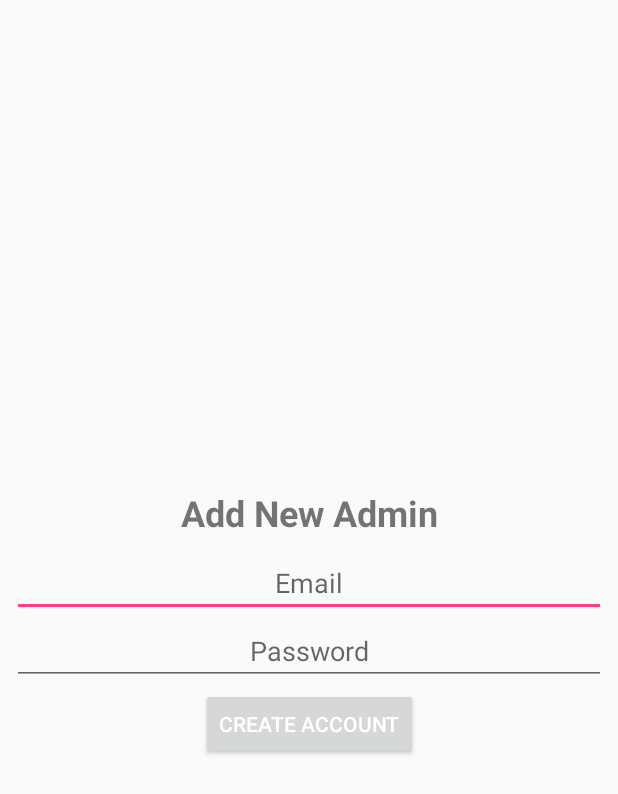
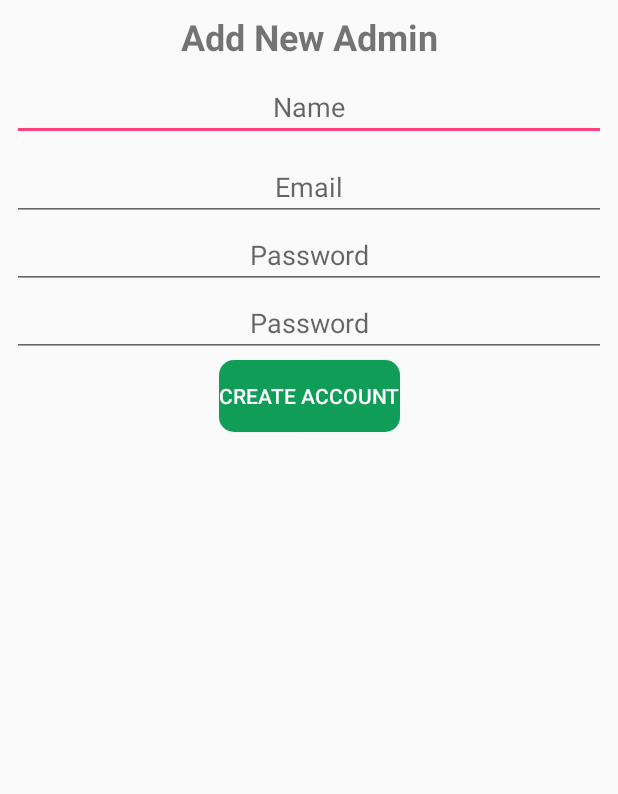
Before and after one commit to imhashir/tick-it-admin, an Android app: the layout fragment_add_admin.xml on its own in the app's theme, with its tools: preview values and no code run, on a phone screen of 412 x 824 dp. Shown: the top 794 px of the screen. Run offline under Robolectric (Android 15) with nearby library versions, the phone set to English and light mode, and no system bars.

Commit message:
[Admin] Updated Add Admin and fixed buttons style

```diff
--- a/app/build.gradle
+++ b/app/build.gradle
@@ -22,8 +22,14 @@ dependencies {
     implementation fileTree(include: ['*.jar'], dir: 'libs')
     implementation 'com.android.support:appcompat-v7:26.1.0'
     implementation 'com.android.support.constraint:constraint-layout:1.0.2'
+    implementation 'com.google.firebase:firebase-database:11.0.4'
+    implementation 'com.google.firebase:firebase-auth:11.0.4'
     testImplementation 'junit:junit:4.12'
     androidTestImplementation 'com.android.support.test:runner:1.0.1'
     androidTestImplementation 'com.android.support.test.espresso:espresso-core:3.0.1'
     implementation 'com.android.support:design:27.0.0'
 }
+
+
+
+apply plugin: 'com.google.gms.google-services'
--- a/app/src/main/res/layout/fragment_add_admin.xml
+++ b/app/src/main/res/layout/fragment_add_admin.xml
@@ -3,7 +3,7 @@
     xmlns:android="http://schemas.android.com/apk/res/android"
     xmlns:app="http://schemas.android.com/apk/res-auto"
     android:layout_width="match_parent"
-    android:layout_height="wrap_content"
+    android:layout_height="match_parent"
     android:layout_gravity="center">
 
     <TextView
@@ -20,6 +20,20 @@
         app:layout_constraintTop_toTopOf="parent"/>
 
     <EditText
+        android:id="@+id/id_admin_name"
+        android:layout_width="match_parent"
+        android:layout_height="wrap_content"
+        android:layout_marginEnd="8dp"
+        android:layout_marginStart="8dp"
+        android:layout_marginTop="8dp"
+        android:inputType="text"
+        android:hint="Name"
+        android:textAlignment="center"
+        app:layout_constraintEnd_toEndOf="parent"
+        app:layout_constraintStart_toStartOf="parent"
+        app:layout_constraintTop_toBottomOf="@+id/textView"/>
+
+    <EditText
         android:id="@+id/id_admin_email"
         android:layout_width="match_parent"
         android:layout_height="wrap_content"
@@ -31,7 +45,7 @@
         android:textAlignment="center"
         app:layout_constraintEnd_toEndOf="parent"
         app:layout_constraintStart_toStartOf="parent"
-        app:layout_constraintTop_toBottomOf="@+id/textView"/>
+        app:layout_constraintTop_toBottomOf="@+id/id_admin_name"/>
 
     <EditText
         android:id="@+id/id_admin_password"
@@ -46,16 +60,29 @@
         app:layout_constraintStart_toStartOf="parent"
         app:layout_constraintTop_toBottomOf="@+id/id_admin_email"/>
 
+    <EditText
+        android:id="@+id/id_admin_address"
+        android:layout_width="match_parent"
+        android:layout_height="wrap_content"
+        android:layout_marginEnd="8dp"
+        android:layout_marginStart="8dp"
+        android:hint="Password"
+        android:textAlignment="center"
+        android:inputType="textPassword"
+        app:layout_constraintEnd_toEndOf="parent"
+        app:layout_constraintStart_toStartOf="parent"
+        app:layout_constraintTop_toBottomOf="@+id/id_admin_password"/>
+
     <Button
         android:id="@+id/button"
         android:layout_width="wrap_content"
         android:layout_height="wrap_content"
         android:layout_marginEnd="8dp"
         android:layout_marginStart="8dp"
-        style="@style/ButtonStyle"
+        style="@style/ButtonStyleGreen"
         android:text="Create Account"
         app:layout_constraintEnd_toEndOf="parent"
         app:layout_constraintStart_toStartOf="parent"
-        app:layout_constraintTop_toBottomOf="@+id/id_admin_password"/>
+        app:layout_constraintTop_toBottomOf="@+id/id_admin_address"/>
 
 </android.support.constraint.ConstraintLayout>
--- a/app/src/main/res/layout/fragment_sign_in.xml
+++ b/app/src/main/res/layout/fragment_sign_in.xml
@@ -52,7 +52,7 @@
         android:layout_height="wrap_content"
         android:layout_marginEnd="8dp"
         android:layout_marginStart="8dp"
-        style="@style/ButtonStyle"
+        style="@style/ButtonStyleGreen"
         android:text="Login "
         app:layout_constraintEnd_toEndOf="parent"
         app:layout_constraintStart_toStartOf="parent"
--- a/build.gradle
+++ b/build.gradle
@@ -12,6 +12,7 @@ buildscript {
 
         // NOTE: Do not place your application dependencies here; they belong
         // in the individual module build.gradle files
+        classpath 'com.google.gms:google-services:3.1.0'
     }
 }
 
```
Also changed, not shown: app/src/main/java/com/hznhta/tick_it/Controllers/AccountsController.java (added, +9 -0 lines), app/src/main/res/layout/fragment_home.xml (+4 -4 lines).
